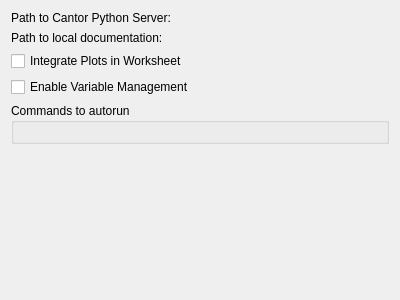
Qt form src/backends/python/settings.ui (KDE/cantor) before a commit.
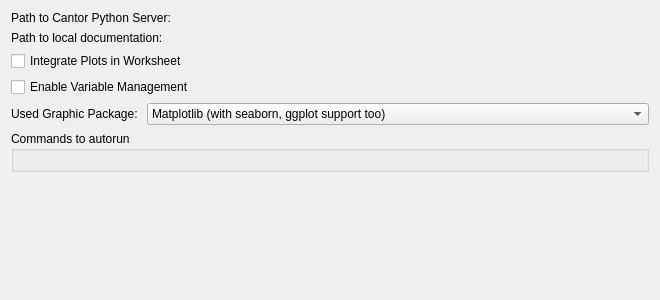
The same form after that commit. Custom widgets are drawn as their Qt base class.

Commit message: [GSoC 2020] Particaly realization of T9475 with some minor changes:   - Add new GraphicPackage class for working with external graphic packages in different backends   - Add graphical package support in Python backend. On this moment supports matplotlib, seaborn, pylab, plot.ly, ggplot.   - Add new signal "expressionFinished", which Cantor::Expression will emit, when goes to Done, Error or Interrupt states   - Some minor code style cleanup with spaces and tabs   - Minor documentation adding

Patch:
```diff
--- a/src/backends/python/settings.ui
+++ b/src/backends/python/settings.ui
@@ -6,7 +6,7 @@
    <rect>
     <x>0</x>
     <y>0</y>
-    <width>400</width>
+    <width>660</width>
     <height>300</height>
    </rect>
   </property>
@@ -66,6 +66,45 @@
      </property>
     </widget>
    </item>
+   <item>
+    <layout class="QHBoxLayout" name="horizontalLayout3">
+     <item>
+      <widget class="QLabel" name="label">
+       <property name="toolTip">
+        <string>Graphic package, used for plotting. When integrated plots option is enable, then plots from the package will be integrated to worksheet</string>
+       </property>
+       <property name="text">
+        <string>Used Graphic Package: </string>
+       </property>
+      </widget>
+     </item>
+     <item>
+      <widget class="KComboBox" name="kcfg_choosenGraphicPackage">
+       <property name="sizePolicy">
+        <sizepolicy hsizetype="Expanding" vsizetype="Fixed">
+         <horstretch>0</horstretch>
+         <verstretch>0</verstretch>
+        </sizepolicy>
+       </property>
+       <item>
+        <property name="text">
+         <string>Matplotlib (with seaborn, ggplot support too)</string>
+        </property>
+       </item>
+       <item>
+        <property name="text">
+         <string>Plot.ly</string>
+        </property>
+       </item>
+       <item>
+        <property name="text">
+         <string>All supported</string>
+        </property>
+       </item>
+      </widget>
+     </item>
+    </layout>
+   </item>
    <item>
     <widget class="QGroupBox" name="groupBox">
      <property name="toolTip">
@@ -97,17 +136,22 @@
   </layout>
  </widget>
  <customwidgets>
+  <customwidget>
+   <class>KComboBox</class>
+   <extends>QComboBox</extends>
+   <header>kcombobox.h</header>
+  </customwidget>
+  <customwidget>
+   <class>KEditListWidget</class>
+   <extends>QWidget</extends>
+   <header>keditlistwidget.h</header>
+  </customwidget>
   <customwidget>
    <class>KUrlRequester</class>
    <extends>QFrame</extends>
    <header>kurlrequester.h</header>
    <container>1</container>
   </customwidget>
-  <customwidget>
-   <class>KEditListWidget</class>
-   <extends>QWidget</extends>
-   <header>keditlistwidget.h</header>
-  </customwidget>
  </customwidgets>
  <resources/>
  <connections/>
```
The commit also changes 15 other files.
